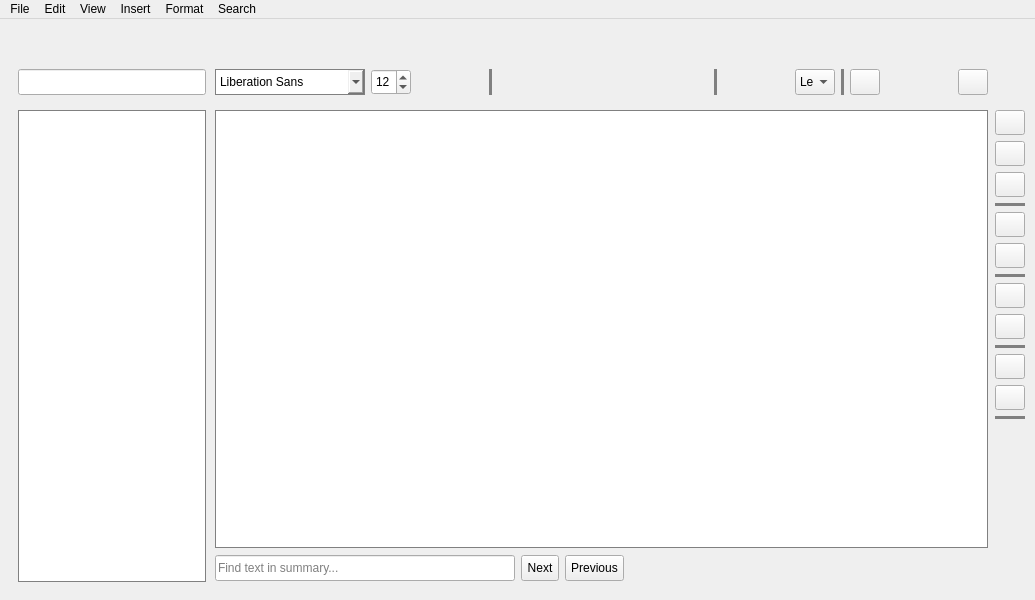
First picture: the form in ui/summarywindow.ui, repository MarioFares/Ebook-Access-Cpp, before the edit.
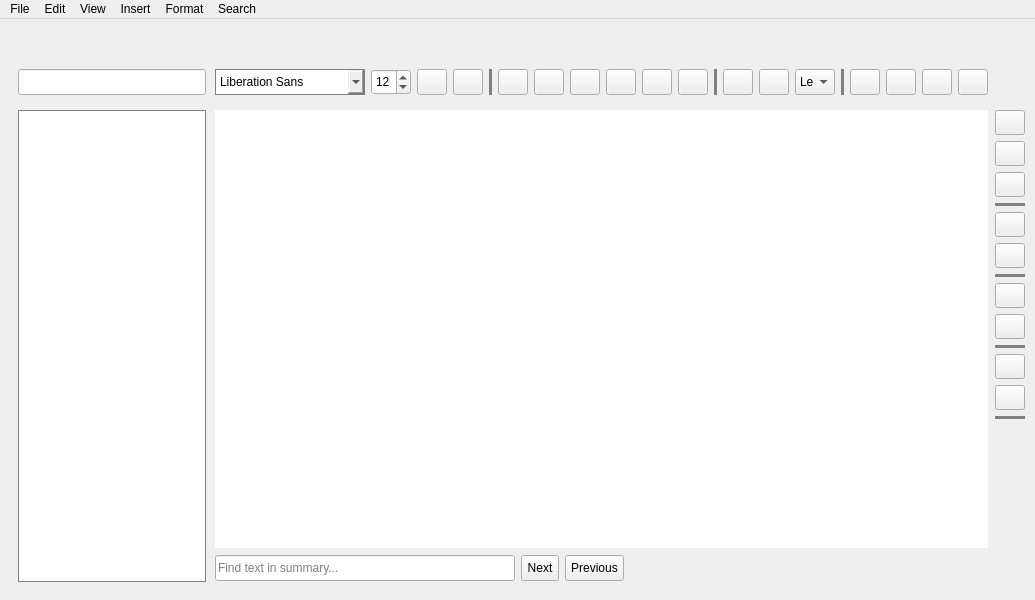
Second picture: the form after the edit. Icons and pictures are not drawn.

Commit message: Switched icon only buttons to QToolButtons and updated connections

```diff
--- a/ui/summarywindow.ui
+++ b/ui/summarywindow.ui
@@ -198,7 +198,7 @@
             </widget>
            </item>
            <item>
-            <widget class="QPushButton" name="buttonEditorFontColor">
+            <widget class="QToolButton" name="buttonEditorFontColor">
              <property name="minimumSize">
               <size>
                <width>30</width>
@@ -230,13 +230,10 @@
               <iconset resource="../resources/images.qrc">
                <normaloff>:/icons/font_color_icon.png</normaloff>:/icons/font_color_icon.png</iconset>
              </property>
-             <property name="flat">
-              <bool>true</bool>
-             </property>
             </widget>
            </item>
            <item>
-            <widget class="QPushButton" name="buttonEditorBackColor">
+            <widget class="QToolButton" name="buttonEditorBackColor">
              <property name="minimumSize">
               <size>
                <width>30</width>
@@ -259,9 +256,6 @@
               <iconset resource="../resources/images.qrc">
                <normaloff>:/icons/background_fill_white.png</normaloff>:/icons/background_fill_white.png</iconset>
              </property>
-             <property name="flat">
-              <bool>true</bool>
-             </property>
             </widget>
            </item>
            <item>
@@ -276,7 +270,7 @@
             </widget>
            </item>
            <item>
-            <widget class="QPushButton" name="buttonBold">
+            <widget class="QToolButton" name="buttonBold">
              <property name="minimumSize">
               <size>
                <width>30</width>
@@ -310,13 +304,10 @@
               <iconset resource="../resources/images.qrc">
                <normaloff>:/icons/bold_icon.png</normaloff>:/icons/bold_icon.png</iconset>
              </property>
-             <property name="flat">
-              <bool>true</bool>
-             </property>
             </widget>
            </item>
            <item>
-            <widget class="QPushButton" name="buttonItalic">
+            <widget class="QToolButton" name="buttonItalic">
              <property name="minimumSize">
               <size>
                <width>30</width>
@@ -350,13 +341,10 @@
               <iconset resource="../resources/images.qrc">
                <normaloff>:/icons/italic_icon.png</normaloff>:/icons/italic_icon.png</iconset>
              </property>
-             <property name="flat">
-              <bool>true</bool>
-             </property>
             </widget>
            </item>
            <item>
-            <widget class="QPushButton" name="buttonUnderline">
+            <widget class="QToolButton" name="buttonUnderline">
              <property name="minimumSize">
               <size>
                <width>30</width>
@@ -390,13 +378,10 @@
               <iconset resource="../resources/images.qrc">
                <normaloff>:/icons/underline_icon.png</normaloff>:/icons/underline_icon.png</iconset>
              </property>
-             <property name="flat">
-              <bool>true</bool>
-             </property>
             </widget>
            </item>
            <item>
-            <widget class="QPushButton" name="buttonThrough">
+            <widget class="QToolButton" name="buttonThrough">
              <property name="minimumSize">
               <size>
                <width>30</width>
@@ -425,13 +410,10 @@
               <iconset resource="../resources/images.qrc">
                <normaloff>:/icons/strikethrough_icon.png</normaloff>:/icons/strikethrough_icon.png</iconset>
              </property>
-             <property name="flat">
-              <bool>true</bool>
-             </property>
             </widget>
            </item>
            <item>
-            <widget class="QPushButton" name="buttonHighlight">
+            <widget class="QToolButton" name="buttonHighlight">
              <property name="minimumSize">
               <size>
                <width>30</width>
@@ -460,13 +442,10 @@
               <iconset resource="../resources/images.qrc">
                <normaloff>:/icons/highlight_icon.png</normaloff>:/icons/highlight_icon.png</iconset>
              </property>
-             <property name="flat">
-              <bool>true</bool>
-             </property>
             </widget>
            </item>
            <item>
-            <widget class="QPushButton" name="buttonCode">
+            <widget class="QToolButton" name="buttonCode">
              <property name="minimumSize">
               <size>
                <width>30</width>
@@ -495,9 +474,6 @@
               <iconset resource="../resources/images.qrc">
                <normaloff>:/icons/code_icon.png</normaloff>:/icons/code_icon.png</iconset>
              </property>
-             <property name="flat">
-              <bool>true</bool>
-             </property>
             </widget>
            </item>
            <item>
@@ -527,7 +503,7 @@
             </widget>
            </item>
            <item>
-            <widget class="QPushButton" name="buttonBullets">
+            <widget class="QToolButton" name="buttonBullets">
              <property name="minimumSize">
               <size>
                <width>30</width>
@@ -556,13 +532,10 @@
               <iconset resource="../resources/images.qrc">
                <normaloff>:/icons/bullets_icon.png</normaloff>:/icons/bullets_icon.png</iconset>
              </property>
-             <property name="flat">
-              <bool>true</bool>
-             </property>
             </widget>
            </item>
            <item>
-            <widget class="QPushButton" name="buttonOrder">
+            <widget class="QToolButton" name="buttonOrder">
              <property name="minimumSize">
               <size>
                <width>30</width>
@@ -591,9 +564,6 @@
               <iconset resource="../resources/images.qrc">
                <normaloff>:/icons/numbers_icon.png</normaloff>:/icons/numbers_icon.png</iconset>
              </property>
-             <property name="flat">
-              <bool>true</bool>
-             </property>
             </widget>
            </item>
            <item>
@@ -712,7 +682,7 @@
             </widget>
            </item>
            <item>
-            <widget class="QPushButton" name="buttonInsertImage">
+            <widget class="QToolButton" name="buttonInsertImage">
              <property name="minimumSize">
               <size>
                <width>30</width>
@@ -741,13 +711,10 @@
               <iconset resource="../resources/images.qrc">
                <normaloff>:/icons/image_icon.png</normaloff>:/icons/image_icon.png</iconset>
              </property>
-             <property name="flat">
-              <bool>true</bool>
-             </property>
             </widget>
            </item>
            <item>
-            <widget class="QPushButton" name="buttonInsertLine">
+            <widget class="QToolButton" name="buttonInsertLine">
              <property name="minimumSize">
               <size>
                <width>30</width>
@@ -776,9 +743,6 @@
               <iconset resource="../resources/images.qrc">
                <normaloff>:/icons/hr_icon.png</normaloff>:/icons/hr_icon.png</iconset>
              </property>
-             <property name="flat">
-              <bool>true</bool>
-             </property>
             </widget>
            </item>
            <item>
@@ -840,39 +804,7 @@
            <cursorShape>IBeamCursor</cursorShape>
           </property>
           <property name="styleSheet">
-           <string notr="true">QTextEdit{
-		border: 1px solid grey;
-		background-color: white;
-}
-QScrollBar:vertical {
-        border: none;
-        background: white;
-        width: 15px;
-		margin: 3px;
-}
-
-QScrollBar::handle:vertical {
-        border: none;
-        background:  lightgrey;
-        min-height: 30px;
-        border-radius: 0px;
-}
-
-QScrollBar::add-line:vertical {
-        border: none;
-        background: none;
-        width: 0px;
-        height: 0px;
-}
-
-QScrollBar::sub-line:vertical {
-        border: none;
-        background: none;
-        width: 0px;
-        height: 0px;
-}
-
-</string>
+           <string notr="true"/>
           </property>
           <property name="frameShape">
            <enum>QFrame::NoFrame</enum>
```
Left out of the diff: 22 changed lines with no effect on the pictures. The commit also changes 6 other files.
